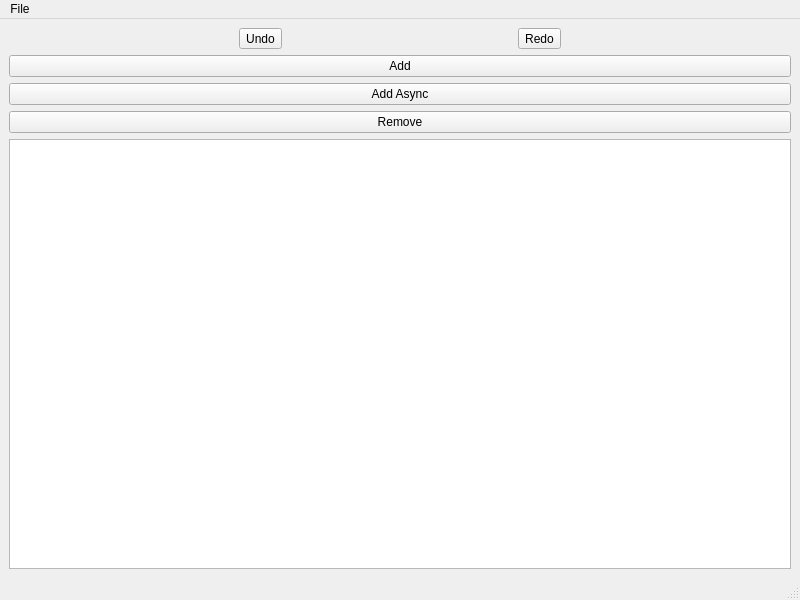
jacquetc/Qt-Clean-Architecture, file sources/gui/desktop/mainwindow.ui: the form before one commit.
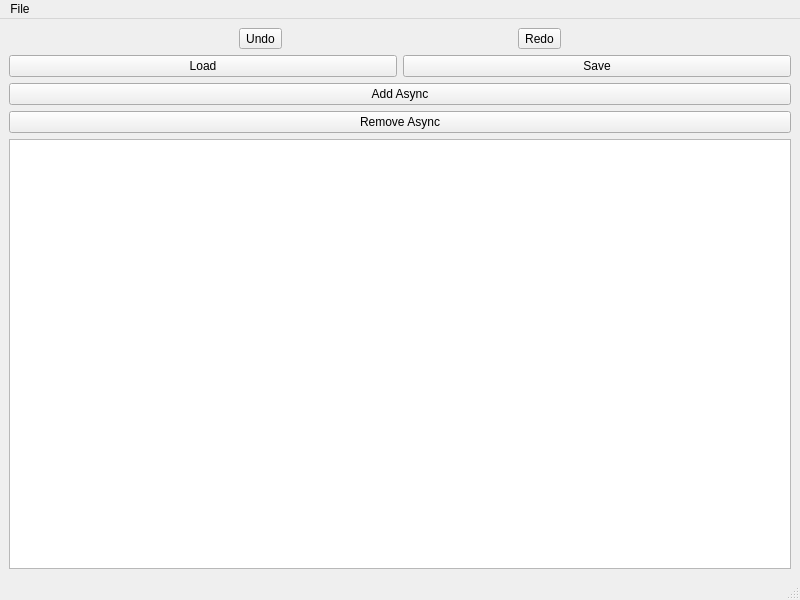
The form after the commit.

Commit message: Add basic System load and save

The edit to the form file:
```diff
--- a/sources/gui/desktop/mainwindow.ui
+++ b/sources/gui/desktop/mainwindow.ui
@@ -34,11 +34,22 @@
      </layout>
     </item>
     <item>
-     <widget class="QPushButton" name="addPushButton">
+     <layout class="QHBoxLayout" name="horizontalLayout_2">
+      <item>
+       <widget class="QPushButton" name="loadSystemPushButton">
       <property name="text">
-       <string>Add</string>
-      </property>
-     </widget>
+         <string>Load</string>
+        </property>
+       </widget>
+      </item>
+      <item>
+       <widget class="QPushButton" name="saveSystemPushButton">
+        <property name="text">
+         <string>Save</string>
+        </property>
+       </widget>
+      </item>
+     </layout>
     </item>
     <item>
      <widget class="QPushButton" name="addAsyncPushButton">
@@ -50,7 +61,7 @@
     <item>
      <widget class="QPushButton" name="removePushButton">
       <property name="text">
-       <string>Remove</string>
+       <string>Remove Async</string>
       </property>
      </widget>
     </item>
```
Left out of the diff: 2 changed lines with no effect on the pictures. Lines whose indentation alone changed are shown as unchanged. The commit also changes 24 other files.
